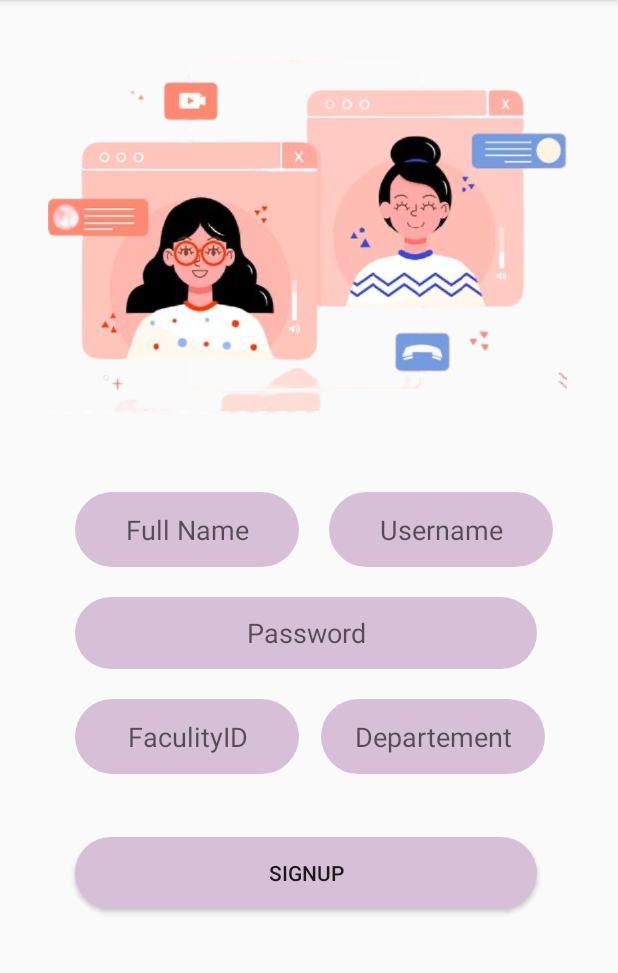
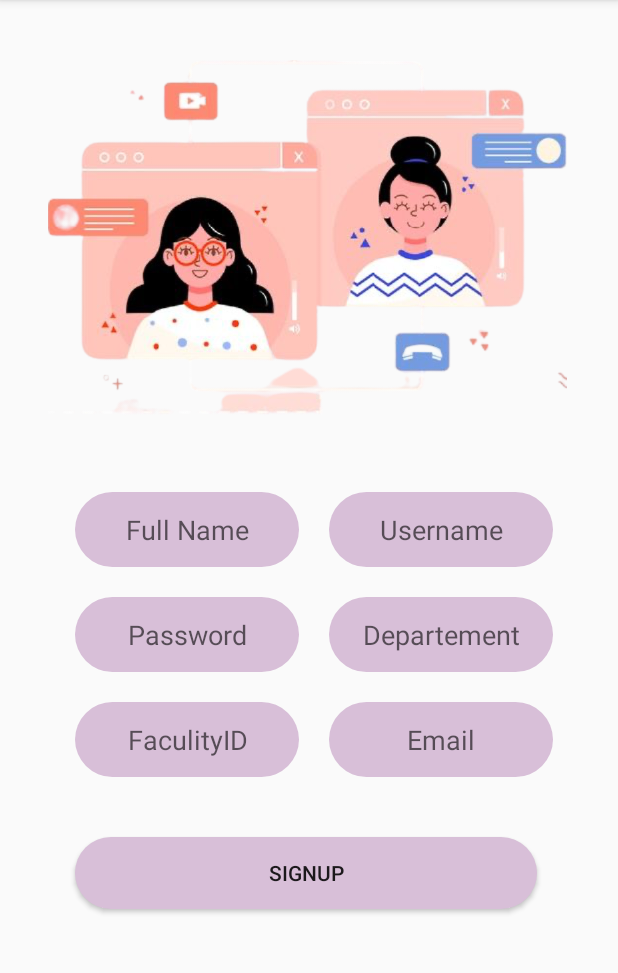
Before and after one commit to DinaAljutayli/OnlineCourse, an Android app: the SignUp_Teacher screen opened directly, with no data from a screen before it, on a phone screen of 412 x 824 dp, the part 84-1057 px from its top. Run offline under Robolectric (Android 15) with nearby library versions, the light colour scheme and no system bars.

Commit message:
modified signup teacher and student activities

```diff
--- a/app/src/main/java/com/example/onlinecourse/HomeActivity.java
+++ b/app/src/main/java/com/example/onlinecourse/HomeActivity.java
@@ -11,14 +11,13 @@ public class HomeActivity extends AppCompatActivity {
 
     Button NextButton;
 
-    DatabaseHelper db;
-
     @Override
     protected void onCreate(Bundle savedInstanceState) {
         super.onCreate(savedInstanceState);
         setContentView(R.layout.activity_home);
 
-        db = new DatabaseHelper(this);
+        DatabaseHelper handler = new DatabaseHelper(this);
+        handler.openDatabase();
 
 
         NextButton = (Button) findViewById(R.id.Next_Button);
--- a/app/src/main/java/com/example/onlinecourse/StudentMain.java
+++ b/app/src/main/java/com/example/onlinecourse/StudentMain.java
@@ -9,6 +9,6 @@ public class StudentMain extends AppCompatActivity {
     @Override
     protected void onCreate(Bundle savedInstanceState) {
         super.onCreate(savedInstanceState);
-       // setContentView(R.layout.activity_student_main);
+
     }
 }
--- a/app/src/main/java/com/example/onlinecourse/ui/login/LoginActivity.java
+++ b/app/src/main/java/com/example/onlinecourse/ui/login/LoginActivity.java
@@ -9,12 +9,11 @@ import android.widget.Button;
 import android.widget.EditText;
 import android.widget.TextView;
 
-import com.example.onlinecourse.DatabaseHelper;
 import com.example.onlinecourse.R;
 
 public class LoginActivity extends AppCompatActivity {
 
-    DatabaseHelper db;
+
     EditText username_editext_login;
     EditText password_editext_login;
     TextView signUp_textview;
@@ -25,7 +24,7 @@ public class LoginActivity extends AppCompatActivity {
         super.onCreate(savedInstanceState);
         setContentView(R.layout.activity_login);
 
-        db = new DatabaseHelper(this);
+
         username_editext_login = findViewById(R.id.username_editext_login);
         password_editext_login = findViewById(R.id.password_editext_login);
         signUp_textview = findViewById(R.id.signUp_textview);
--- a/app/src/main/res/layout/activity_main.xml
+++ b/app/src/main/res/layout/activity_main.xml
@@ -53,7 +53,7 @@
         app:layout_constraintHorizontal_bias="0.0"
         app:layout_constraintStart_toStartOf="parent"
         app:layout_constraintTop_toTopOf="parent"
-        app:layout_constraintVertical_bias="0.805" />
+        app:layout_constraintVertical_bias="0.818" />
 
     <ImageView
         android:id="@+id/imageView2"
--- a/app/src/main/res/layout/activity_sign_up__teacher.xml
+++ b/app/src/main/res/layout/activity_sign_up__teacher.xml
@@ -62,15 +62,17 @@
         android:id="@+id/Department_Teacher_PlainText"
         android:layout_width="149dp"
         android:layout_height="50dp"
-        android:layout_below="@id/Password_Teacher_Text"
-        android:layout_marginLeft="-144dp"
+        android:layout_below="@id/userName_Teacher_Plaintext"
+        android:layout_marginLeft="20dp"
         android:layout_marginTop="20dp"
         android:layout_toRightOf="@id/Password_Teacher_Text"
         android:background="@drawable/circle"
         android:gravity="center"
         android:hint="@string/departement"
         android:importantForAutofill="no"
-        android:inputType="textPersonName" />
+        android:inputType="textPersonName"
+        android:layout_marginStart="20dp"
+        android:layout_toEndOf="@id/Password_Teacher_Text" />
 
     <EditText
         android:id="@+id/FaculityID_PlainText"
@@ -88,17 +90,38 @@
 
     <EditText
         android:id="@+id/Password_Teacher_Text"
-        android:layout_width="308dp"
-        android:layout_height="48dp"
+        android:layout_width="149dp"
+        android:layout_height="50dp"
         android:layout_below="@id/FullName_Teacher_PlainText"
+        android:layout_marginStart="50dp"
+        android:layout_marginLeft="50dp"
         android:layout_marginTop="20dp"
-        android:layout_marginLeft="50dp"
         android:background="@drawable/circle"
         android:gravity="center"
         android:hint="@string/password"
-        android:inputType="textPassword"
         android:importantForAutofill="no"
-        android:layout_marginStart="50dp" />
+        android:inputType="textPassword" />
+
+
+
+
+    <EditText
+        android:id="@+id/Email_Teacher_Plaintext"
+        android:layout_width="149dp"
+        android:layout_height="50dp"
+        android:layout_below="@id/Department_Teacher_PlainText"
+        android:layout_marginLeft="20dp"
+        android:layout_marginTop="20dp"
+        android:layout_toRightOf="@id/FaculityID_PlainText"
+        android:background="@drawable/circle"
+        android:gravity="center"
+        android:hint="@string/email"
+        android:importantForAutofill="no"
+        android:inputType="textPersonName"
+        android:layout_marginStart="20dp"
+        android:layout_toEndOf="@id/Password_Teacher_Text" />
+
+
 
     <Button
         android:id="@+id/SignUp_Button"
@@ -112,4 +135,6 @@
         android:text="@string/signup" />
 
 
+
+
 </RelativeLayout>
--- a/app/src/main/res/layout/activity_teacher_or_student.xml
+++ b/app/src/main/res/layout/activity_teacher_or_student.xml
@@ -69,7 +69,7 @@
         android:layout_marginLeft="104dp"
         android:layout_marginEnd="105dp"
         android:layout_marginRight="105dp"
-        android:layout_marginBottom="200dp"
+        android:layout_marginBottom="224dp"
         android:background="@drawable/circle"
         android:text="Teacher"
         android:textSize="18sp"
@@ -87,7 +87,7 @@
         android:layout_marginTop="37dp"
         android:layout_marginEnd="105dp"
         android:layout_marginRight="105dp"
-        android:layout_marginBottom="72dp"
+        android:layout_marginBottom="100dp"
         android:background="@drawable/circle"
         android:text="Student"
         android:textSize="18sp"
--- a/app/src/main/res/values/strings.xml
+++ b/app/src/main/res/values/strings.xml
@@ -23,4 +23,5 @@
     <string name="faculityid">FaculityID</string>
     <string name="studentspic">StudentsPic</string>
     <string name="student_id">Student ID</string>
+    <string name="email">Email</string>
 </resources>
```
Also changed, not shown: app/src/main/java/com/example/onlinecourse/DatabaseHelper.java (+43 -56 lines).
